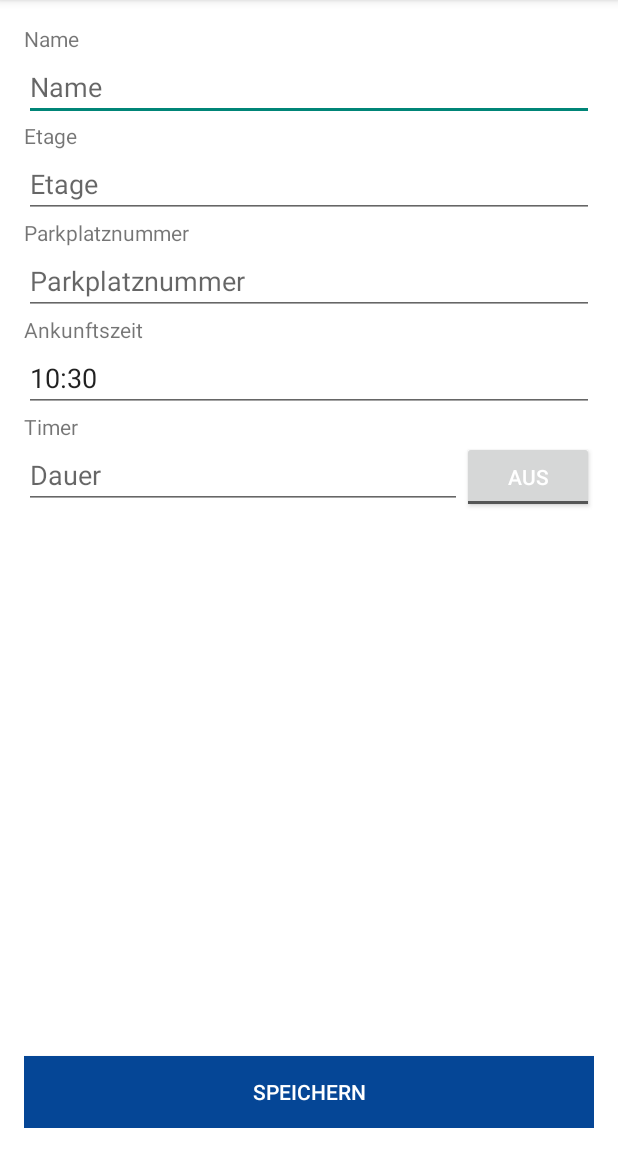
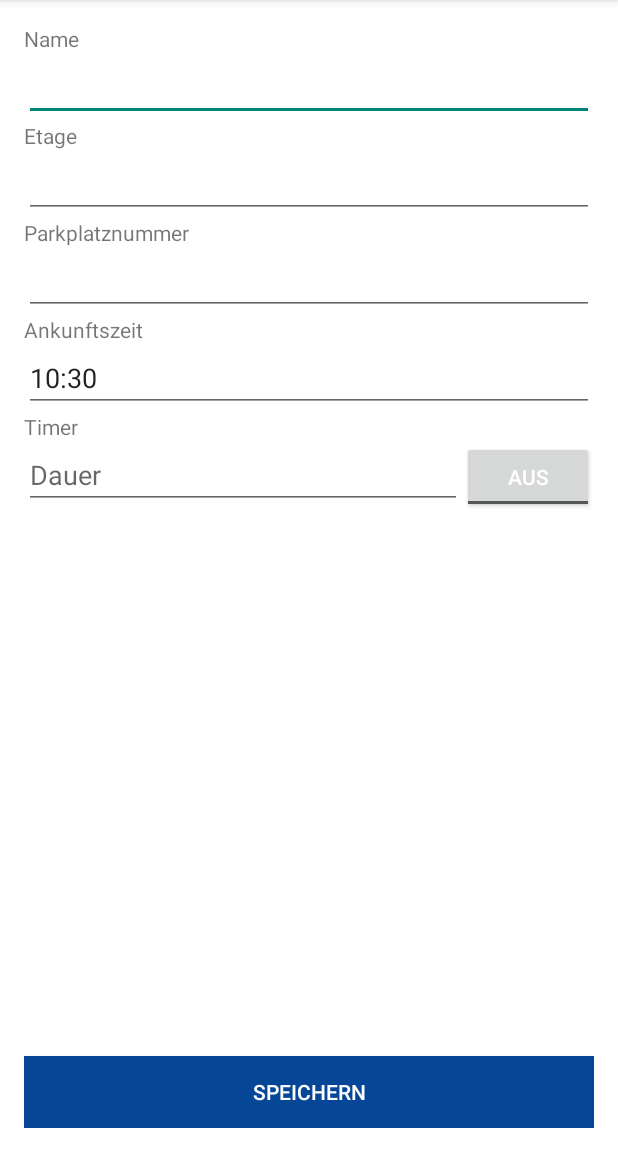
Before and after one commit to SvenGross/ParkAlarm, an Android app: the ParkActivity screen opened directly, with no data from a screen before it, on a phone screen of 412 x 824 dp, the part 84-1236 px from its top. Run offline under Robolectric (Android 15) with nearby library versions, the phone set to English and light mode, and no system bars.

Commit message:
ParkActivity updated

```diff
--- a/app/src/main/java/ch/zkb/m335/parkalarm/SaveHandler.java
+++ b/app/src/main/java/ch/zkb/m335/parkalarm/SaveHandler.java
@@ -7,19 +7,11 @@ import java.io.File;
 import java.io.FileOutputStream;
 import java.util.Date;
 
-
-/**
- * Created by m335b04.it2015 on 16.06.2015.
- */
-
-
-
-
 public class SaveHandler {
 
     public void test() {
         ParkInfo parkInfo = new ParkInfo();
-        parkInfo.setAlarm(394829389);
+        //parkInfo.setAlarm(394829389);
         parkInfo.setName("Testname");
         parkInfo.setEtage("5");
         Date anZeit = new Date();
@@ -32,8 +24,6 @@ public class SaveHandler {
 
     public void saveToXml(ParkInfo pi) {
         File file = new File(ContextHelper.getAppContext().getFilesDir(), filename);
-        outputStream.write();
-        XMLEncoder
 
 
 
--- a/app/src/main/res/layout/activity_park.xml
+++ b/app/src/main/res/layout/activity_park.xml
@@ -11,7 +11,6 @@
         android:layout_width="match_parent"
         android:layout_height="wrap_content"
         android:id="@+id/editText_name"
-        android:hint="@string/editText_name"
         android:layout_below="@+id/textView"
         android:layout_alignParentLeft="true"
         android:layout_alignParentStart="true"
@@ -22,7 +21,6 @@
         android:layout_width="186dp"
         android:layout_height="wrap_content"
         android:id="@+id/editText_floor"
-        android:hint="@string/editText_floor"
         android:layout_below="@+id/textView2"
         android:layout_alignParentLeft="true"
         android:layout_alignParentStart="true"
@@ -34,7 +32,6 @@
         android:layout_height="wrap_content"
         android:id="@+id/editText_lot"
         android:layout_gravity="right"
-        android:hint="@string/editText_lot"
         android:layout_below="@+id/textView3"
         android:layout_alignParentLeft="true"
         android:layout_alignParentStart="true"
@@ -47,7 +44,6 @@
         android:inputType="time"
         android:ems="10"
         android:id="@+id/editText_arrival"
-        android:hint="@string/editText_arrival"
         android:layout_below="@+id/textView4"
         android:layout_alignParentLeft="true"
         android:layout_alignParentStart="true"
@@ -59,13 +55,13 @@
         android:layout_height="wrap_content"
         android:inputType="time"
         android:ems="10"
-        android:id="@+id/editText_duration"
-        android:hint="@string/editText_duration"
+        android:id="@+id/editText_timer"
         android:layout_below="@+id/textView5"
         android:layout_alignParentLeft="true"
         android:layout_alignParentStart="true"
         android:layout_toLeftOf="@+id/toggleButton_alarm"
-        android:layout_toStartOf="@+id/toggleButton_alarm" />
+        android:layout_toStartOf="@+id/toggleButton_alarm"
+        android:hint="@string/edittext_duration" />
 
     <Button
         android:layout_width="wrap_content"
@@ -83,13 +79,13 @@
     <ToggleButton
         android:layout_width="wrap_content"
         android:layout_height="wrap_content"
-        android:text="@string/editText_timer"
+        android:text="@string/label_timer"
         android:id="@+id/toggleButton_alarm"
         android:checked="false"
         android:textColor="#ffffffff"
         android:textOff="@string/toggleButton_alarm_off"
         android:textOn="@string/toggleButton_alarm_on"
-        android:layout_alignTop="@+id/editText_duration"
+        android:layout_alignTop="@+id/editText_timer"
         android:layout_alignParentRight="true"
         android:layout_alignParentEnd="true" />
 
@@ -97,7 +93,7 @@
         android:layout_width="wrap_content"
         android:layout_height="wrap_content"
         android:textAppearance="?android:attr/textAppearanceSmall"
-        android:text="@string/editText_name"
+        android:text="@string/label_name"
         android:id="@+id/textView"
         android:layout_alignParentTop="true"
         android:layout_alignParentLeft="true"
@@ -107,7 +103,7 @@
         android:layout_width="wrap_content"
         android:layout_height="wrap_content"
         android:textAppearance="?android:attr/textAppearanceSmall"
-        android:text="@string/editText_floor"
+        android:text="@string/label_floor"
         android:id="@+id/textView2"
         android:layout_below="@+id/editText_name"
         android:layout_alignParentLeft="true"
@@ -117,7 +113,7 @@
         android:layout_width="wrap_content"
         android:layout_height="wrap_content"
         android:textAppearance="?android:attr/textAppearanceSmall"
-        android:text="@string/editText_lot"
+        android:text="@string/label_lot"
         android:id="@+id/textView3"
         android:layout_below="@+id/editText_floor"
         android:layout_alignParentLeft="true"
@@ -127,7 +123,7 @@
         android:layout_width="wrap_content"
         android:layout_height="wrap_content"
         android:textAppearance="?android:attr/textAppearanceSmall"
-        android:text="@string/editText_arrival"
+        android:text="@string/label_arrival"
         android:id="@+id/textView4"
         android:layout_below="@+id/editText_lot"
         android:layout_alignParentLeft="true"
@@ -137,7 +133,7 @@
         android:layout_width="wrap_content"
         android:layout_height="wrap_content"
         android:textAppearance="?android:attr/textAppearanceSmall"
-        android:text="@string/editText_timer"
+        android:text="@string/label_timer"
         android:id="@+id/textView5"
         android:layout_below="@+id/editText_arrival"
         android:layout_alignParentLeft="true"
--- a/app/src/main/res/values/strings.xml
+++ b/app/src/main/res/values/strings.xml
@@ -8,12 +8,12 @@
 
     <!-- Strings for ParkActivity -->
     <string name="button_save">Speichern</string>
-    <string name="editText_name">Name</string>
-    <string name="editText_floor">Etage</string>
-    <string name="editText_lot">Parkplatznummer</string>
-    <string name="editText_arrival">Ankunftszeit</string>
-    <string name="editText_timer">Timer</string>
-    <string name="editText_duration">Dauer</string>
+    <string name="label_name">Name</string>
+    <string name="label_floor">Etage</string>
+    <string name="label_lot">Parkplatznummer</string>
+    <string name="label_arrival">Ankunftszeit</string>
+    <string name="label_timer">Timer</string>
+    <string name="edittext_duration">Dauer</string>
     <string name="toggleButton_alarm_on">AN</string>
     <string name="toggleButton_alarm_off">AUS</string>
     <!-- END -->
```
